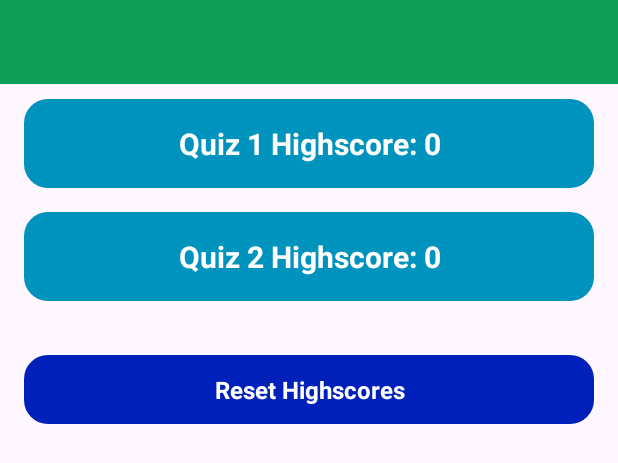
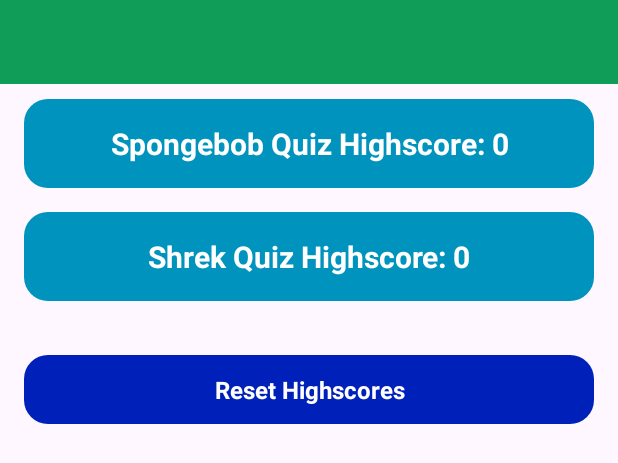
Before and after one commit to VengeTheMyan/Quiz_2, an Android app: the layout activity_highscore.xml on its own in the app's theme, with its tools: preview values and no code run, on a phone screen of 412 x 824 dp. Shown: the top 463 px of the screen. Run offline under Robolectric (Android 15) with nearby library versions, the phone set to English and light mode, and no system bars.

```diff
--- a/app/src/main/AndroidManifest.xml
+++ b/app/src/main/AndroidManifest.xml
@@ -3,6 +3,8 @@
     xmlns:tools="http://schemas.android.com/tools">
 
     <uses-permission android:name="android.permission.INTERNET" />
+
+    <uses-permission android:name="android.permission.POST_NOTIFICATIONS" />
 
     <application
         android:name=".MyApplication"
--- a/app/src/main/res/layout/activity_highscore.xml
+++ b/app/src/main/res/layout/activity_highscore.xml
@@ -26,7 +26,7 @@
             android:id="@+id/idTvQuiz1Highscore"
             android:layout_width="match_parent"
             android:layout_height="wrap_content"
-            android:text="Quiz 1 Highscore: 0"
+            android:text="Spongebob Quiz Highscore: 0"
             android:textSize="20sp"
             android:textColor="#FFFFFF"
             android:textStyle="bold"
@@ -41,7 +41,7 @@
             android:id="@+id/idTvQuiz2Highscore"
             android:layout_width="match_parent"
             android:layout_height="wrap_content"
-            android:text="Quiz 2 Highscore: 0"
+            android:text="Shrek Quiz Highscore: 0"
             android:textSize="20sp"
             android:textColor="#FFFFFF"
             android:textStyle="bold"
--- a/app/src/main/res/layout/activity_start_quiz.xml
+++ b/app/src/main/res/layout/activity_start_quiz.xml
@@ -27,7 +27,7 @@
         android:layout_width="match_parent"
         android:layout_height="wrap_content"
         android:backgroundTint="@color/purple_500"
-        android:text="Start Quiz"
+        android:text="Spongebob Quiz"
         android:layout_below="@id/imageView"
         android:layout_marginTop="24dp" />
 
@@ -38,7 +38,7 @@
         android:layout_below="@id/startQuizButton"
         android:layout_marginTop="8dp"
         android:backgroundTint="@color/purple_500"
-        android:text="Start Quiz 2"
+        android:text="Shrek Quiz 2"
         android:textAllCaps="false"
         android:padding="8dp" />
 
```
Also changed, not shown: app/src/main/java/com/example/myapplication/HighscoreActivity.java (+45 -0 lines).
